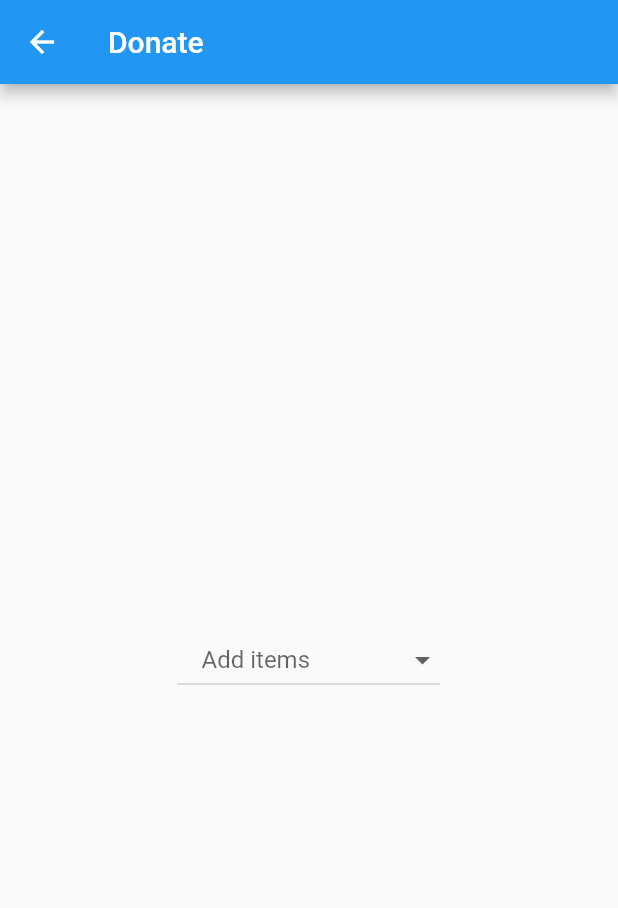
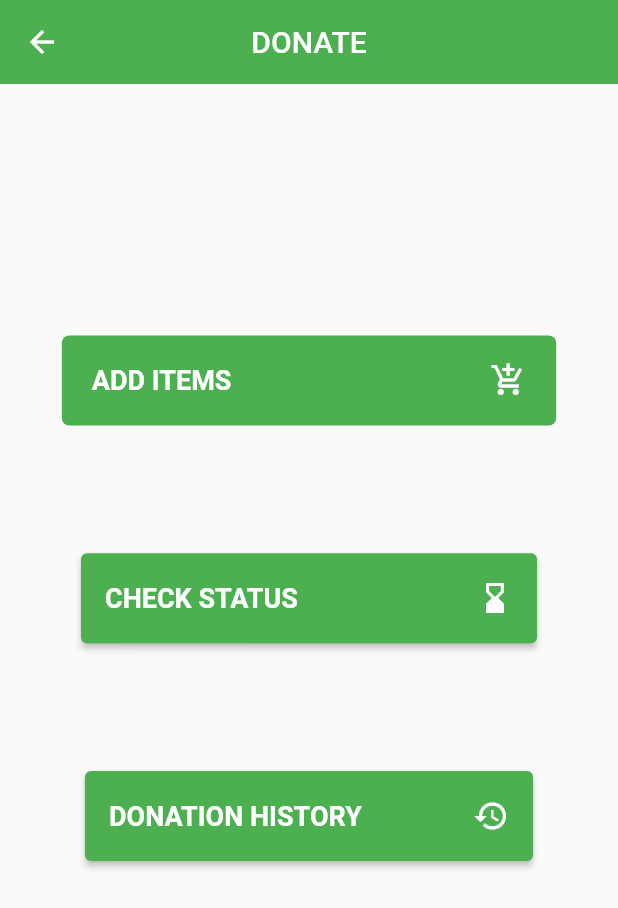
Before and after one commit to Nithin-Johnson/Greenio, a Flutter app: the screen it shows after launch, after a tap on "Donate", on a phone screen of 412 x 824 dp. Shown: the top 908 px of the screen. Run offline on Flutter 3.47's test engine with Material 2 defaults, Android fonts, the phone set to English and light mode, and no system bars; drawn by our look-alikes of dropdown_button2; our stand-ins replace firebase_core; accounts and stored records are empty.

Commit message:
More screens and some modifications

```diff
--- a/lib/Navigation/navigation_bar.dart
+++ b/lib/Navigation/navigation_bar.dart
@@ -4,30 +4,35 @@ import 'package:greenio/Screens/HomeScreen/screen_home.dart';
 import 'package:greenio/Screens/MoreScreen/screen_more.dart';
 
 class Navigation extends StatefulWidget {
-  const Navigation({super.key});
+  Navigation({super.key, required this.index});
+  final int index;
+  late int _selectedIndex = index;
 
   @override
   State<Navigation> createState() => _NavigationState();
 }
 
 class _NavigationState extends State<Navigation> {
-  int _selectedIndex = 0;
 
-  static const List<Widget> _navigationBarBody =  [ScreenHome(), ScreenHistory(), ScreenMore()];
 
-  void _onItemTapped(int index)
-  {
+  static const List<Widget> _navigationBarBody = [
+    ScreenHome(),
+    ScreenHistory(),
+    ScreenMore()
+  ];
+
+  void _onItemTapped(int index) {
     setState(() {
-      _selectedIndex = index;
+      widget._selectedIndex = index;
     });
   }
 
   @override
   Widget build(BuildContext context) {
     return Scaffold(
-      body: _navigationBarBody[_selectedIndex],
+      body: _navigationBarBody[widget._selectedIndex],
       bottomNavigationBar: BottomNavigationBar(
-        currentIndex: _selectedIndex,
+        currentIndex: widget._selectedIndex,
         onTap: _onItemTapped,
         items: const [
           BottomNavigationBarItem(
--- a/lib/Screens/HomeScreen/DonateScreen/ItemButton/button_items.dart
+++ b/lib/Screens/HomeScreen/DonateScreen/ItemButton/button_items.dart
@@ -8,14 +8,20 @@ class ButtonItem extends StatelessWidget {
 
   @override
   Widget build(BuildContext context) {
-    return TextButton(
-      onPressed: () {
-        Navigator.push(
-            context,
-            MaterialPageRoute(
-                builder: (context) => ScreenItemDetails(title: itemname)));
-      },
-      child: Text(itemname),
+    return Center(
+      child: TextButton(
+        onPressed: () {
+          Navigator.push(
+              context,
+              MaterialPageRoute(
+                  builder: (context) =>
+                      ScreenItemDetails(itemCategory: itemname)));
+        },
+        child: Text(
+          itemname,
+          style: const TextStyle(fontSize: 20,),
+        ),
+      ),
     );
   }
 }
--- a/lib/Screens/HomeScreen/DonateScreen/body_donate.dart
+++ b/lib/Screens/HomeScreen/DonateScreen/body_donate.dart
@@ -1,5 +1,6 @@
 import 'package:flutter/material.dart';
 import 'package:dropdown_button2/dropdown_button2.dart';
+import 'package:greenio/Navigation/navigation_bar.dart';
 import 'package:greenio/Screens/HomeScreen/DonateScreen/ItemButton/button_items.dart';
 
 class BodyDonate extends StatefulWidget {
@@ -37,14 +38,109 @@ class _BodyDonateState extends State<BodyDonate> {
   Widget build(BuildContext context) {
     return Center(
       child: Column(
-        mainAxisAlignment: MainAxisAlignment.center,
+        mainAxisAlignment: MainAxisAlignment.spaceBetween,
         children: [
-          DropdownButton2<Widget>(
-            hint: const Text('Add items'),
-            items: _items,
-            onChanged: (value) {
-              setState((){});
+          SizedBox(
+            height: MediaQuery.of(context).size.height * 0.1,
+          ),
+          DropdownButtonHideUnderline(
+            child: DropdownButton2<Widget>(
+              hint: const Text(
+                'ADD ITEMS',
+                style: TextStyle(
+                  color: Colors.white,
+                  fontWeight: FontWeight.bold,
+                  fontSize: 18,
+                ),
+              ),
+              items: _items,
+              onChanged: (value) {
+                setState(() {});
+              },
+              buttonStyleData: ButtonStyleData(
+                height: 60,
+                width: MediaQuery.of(context).size.width * 0.8,
+                decoration: BoxDecoration(
+                  color: Colors.green,
+                  borderRadius: BorderRadius.circular(5),
+                ),
+                padding: const EdgeInsets.only(
+                  left: 20,
+                  right: 20,
+                ),
+                overlayColor:
+                    MaterialStateProperty.resolveWith((states) => Colors.red),
+              ),
+              iconStyleData: const IconStyleData(
+                icon: Icon(
+                  Icons.add_shopping_cart,
+                  color: Colors.white,
+                ),
+              ),
+              dropdownStyleData: const DropdownStyleData(
+                decoration: BoxDecoration(
+                  borderRadius: BorderRadius.only(
+                    bottomLeft: Radius.circular(10),
+                    bottomRight: Radius.circular(10),
+                  ),
+                ),
+              ),
+            ),
+          ),
+          ElevatedButton(
+            onPressed: () {},
+            style: ButtonStyle(
+                backgroundColor:
+                    MaterialStateColor.resolveWith((states) => Colors.green)),
+            child: Row(
+              mainAxisSize: MainAxisSize.min,
+              children: [
+                const Text(
+                  'CHECK STATUS',
+                  style: TextStyle(
+                    fontWeight: FontWeight.bold,
+                    fontSize: 18,
+                  ),
+                ),
+                SizedBox(
+                  width: MediaQuery.of(context).size.width * 0.29,
+                  height: 60,
+                ),
+                const Icon(Icons.hourglass_bottom),
+              ],
+            ),
+          ),
+          ElevatedButton(
+            onPressed: () {
+              Navigator.push(context, MaterialPageRoute(builder: (context) {
+                return Navigation(
+                  index: 1,
+                );
+              }));
             },
+            style: ButtonStyle(
+                backgroundColor:
+                    MaterialStateColor.resolveWith((states) => Colors.green)),
+            child: Row(
+              mainAxisSize: MainAxisSize.min,
+              children: [
+                const Text(
+                  'DONATION HISTORY',
+                  style: TextStyle(
+                    fontWeight: FontWeight.bold,
+                    fontSize: 18,
+                  ),
+                ),
+                SizedBox(
+                  width: MediaQuery.of(context).size.width * 0.18,
+                  height: 60,
+                ),
+                const Icon(Icons.history),
+              ],
+            ),
+          ),
+          SizedBox(
+            height: MediaQuery.of(context).size.height * 0.2,
           ),
         ],
       ),
--- a/lib/Screens/HomeScreen/DonateScreen/screen_donate.dart
+++ b/lib/Screens/HomeScreen/DonateScreen/screen_donate.dart
@@ -8,7 +8,8 @@ class ScreenDonate extends StatelessWidget {
   Widget build(BuildContext context) {
     return Scaffold(
       appBar: AppBar(
-        title: const Text('Donate'),
+        title: const Text('DONATE'),
+        centerTitle: true,
       ),
       body: const BodyDonate(),
     );
--- a/lib/main.dart
+++ b/lib/main.dart
@@ -21,9 +21,19 @@ class MyApp extends StatefulWidget {
 class _MyAppState extends State<MyApp> {
   @override
   Widget build(BuildContext context) {
-    return const MaterialApp(
-      home: Navigation(),
+    return MaterialApp(
+      home: Navigation(index: 0,),
       debugShowCheckedModeBanner: false,
+      theme: ThemeData.light().copyWith(
+          appBarTheme: const AppBarTheme(
+            backgroundColor: Colors.green,
+            elevation: 0,
+          ),
+          textButtonTheme: TextButtonThemeData(
+            style: ButtonStyle(
+                foregroundColor: MaterialStateProperty.resolveWith(
+                    (states) => Colors.green)),
+          )),
     );
   }
 }
```
Also changed, not shown: lib/Screens/HomeScreen/DonateScreen/ItemDetailsScreen/body_item_details.dart (added, +126 -0 lines), lib/Screens/HomeScreen/DonateScreen/ItemDetailsScreen/screen_item_details.dart (+10 -10 lines).
